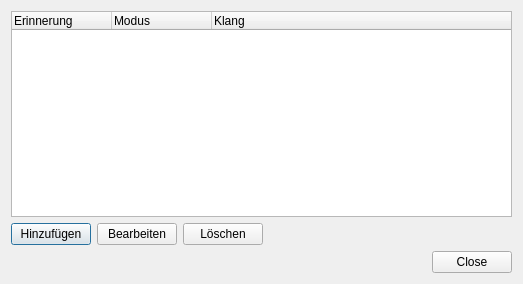
Qt form src/gui/reminder/reminderdialog.ui (doitux/qupil) before a commit.
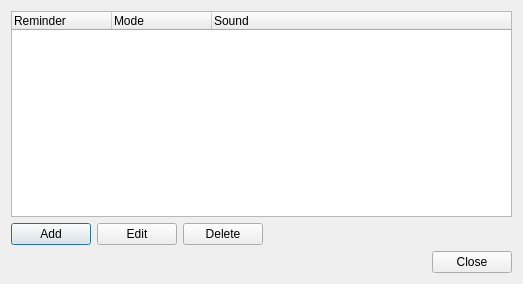
The same form after that commit. Icons and pictures are not drawn.

What changed in the file:
```diff
--- a/src/gui/reminder/reminderdialog.ui
+++ b/src/gui/reminder/reminderdialog.ui
@@ -27,17 +27,17 @@
      </property>
      <column>
       <property name="text">
-       <string>Erinnerung</string>
+       <string>Reminder</string>
       </property>
      </column>
      <column>
       <property name="text">
-       <string>Modus</string>
+       <string>Mode</string>
       </property>
      </column>
      <column>
       <property name="text">
-       <string>Klang</string>
+       <string>Sound</string>
       </property>
      </column>
     </widget>
@@ -45,7 +45,7 @@
    <item row="1" column="0">
     <widget class="QPushButton" name="pushButton_add">
      <property name="text">
-      <string>Hinzufügen</string>
+      <string>Add</string>
      </property>
      <property name="icon">
       <iconset resource="../resources/qupil.qrc">
@@ -56,7 +56,7 @@
    <item row="1" column="1">
     <widget class="QPushButton" name="pushButton_edit">
      <property name="text">
-      <string>Bearbeiten</string>
+      <string>Edit</string>
      </property>
      <property name="icon">
       <iconset resource="../resources/qupil.qrc">
@@ -67,7 +67,7 @@
    <item row="1" column="2">
     <widget class="QPushButton" name="pushButton_del">
      <property name="text">
-      <string>Löschen</string>
+      <string>Delete</string>
      </property>
      <property name="icon">
       <iconset resource="../resources/qupil.qrc">
```
Left out of the diff: 2 changed lines with no effect on the pictures.
